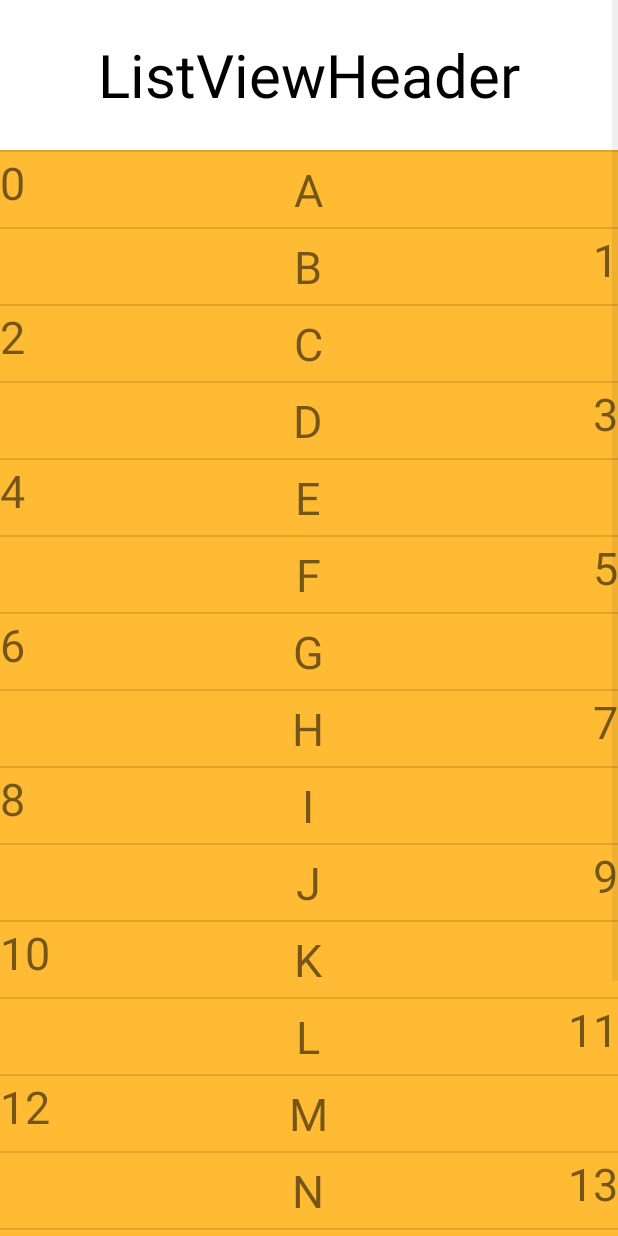
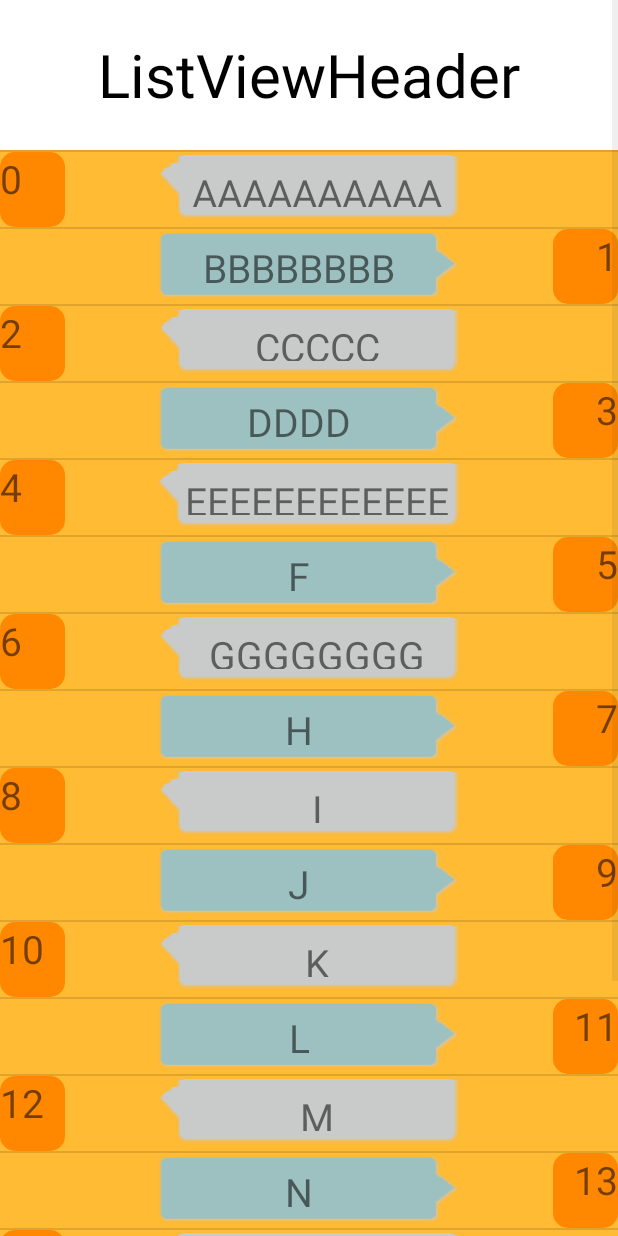
Before and after one commit to nawaralqadhy/alqadhynawar2, an Android app: the ListViewActivity screen opened directly, with no data from a screen before it, on a phone screen of 412 x 824 dp. Run offline under Robolectric (Android 15) with nearby library versions, the phone set to English and light mode, and no system bars.

Commit message:
Feb-8-2017

```diff
--- a/app/src/main/java/com/example/nawaralqadhy/alqadhynawar2/ListViewActivity.java
+++ b/app/src/main/java/com/example/nawaralqadhy/alqadhynawar2/ListViewActivity.java
@@ -29,13 +29,13 @@ public class ListViewActivity extends AppCompatActivity implements AdapterView.O
         initialView();
     }
     private void  creatFakeResult(){
-        listResult.add("A");
-        listResult.add("B");
-        listResult.add("C");
-        listResult.add("D");
-        listResult.add("E");
+        listResult.add("AAAAAAAAAA");
+        listResult.add("BBBBBBBB");
+        listResult.add("CCCCC");
+        listResult.add("DDDD");
+        listResult.add("EEEEEEEEEEEE");
         listResult.add("F");
-        listResult.add("G");
+        listResult.add("GGGGGGGG");
         listResult.add("H");
         listResult.add("I");
         listResult.add("J");
--- a/app/src/main/java/com/example/nawaralqadhy/alqadhynawar2/adapter/ListViewAdapter.java
+++ b/app/src/main/java/com/example/nawaralqadhy/alqadhynawar2/adapter/ListViewAdapter.java
@@ -6,9 +6,11 @@ import android.view.LayoutInflater;
 import android.view.View;
 import android.view.ViewGroup;
 import android.widget.BaseAdapter;
+import android.widget.RelativeLayout;
 import android.widget.TextView;
 
 import com.example.nawaralqadhy.alqadhynawar2.R;
+import com.example.nawaralqadhy.alqadhynawar2.util.UtilDensity;
 
 import java.util.ArrayList;
 
@@ -67,15 +69,24 @@ public class ListViewAdapter extends BaseAdapter {
             holder.textView2.setText(listResult.get(position));
 
 
+
         if ( position % 2 == 0  ){
 
             holder.textView1.setVisibility(View.VISIBLE);
             holder.textView3.setVisibility(View.INVISIBLE);
+            holder.lp.setMargins(UtilDensity.dip2px(mContext,50),0,0,0);
+            holder.lp.addRule(RelativeLayout.ALIGN_PARENT_LEFT);
+            holder.textView2.setBackgroundResource(R.drawable.chatfrom_bg_focused);
+
+
 
         }
         else {
             holder.textView1.setVisibility(View.INVISIBLE);
             holder.textView3.setVisibility(View.VISIBLE);
+            holder.lp.setMargins(0,0,UtilDensity.dip2px(mContext,50),0);
+            holder.lp.addRule(RelativeLayout.ALIGN_PARENT_RIGHT);
+            holder.textView2.setBackgroundResource(R.drawable.chatto_bg_focused);
         }
 //        View rowView = mInflater.inflate(R.layout.list_item, parent,false);
 //        TextView textView = ( TextView ) rowView.findViewById(R.id.list_view_tv);
@@ -92,4 +103,6 @@ class ViewHolder{
     TextView textView1;
     TextView textView2;
     TextView textView3;
+    RelativeLayout.LayoutParams lp = new RelativeLayout.LayoutParams(RelativeLayout.LayoutParams.WRAP_CONTENT,RelativeLayout.LayoutParams.WRAP_CONTENT);
+
 }
--- /dev/null
+++ b/app/src/main/java/com/example/nawaralqadhy/alqadhynawar2/util/UtilDensity.java
@@ -0,0 +1,20 @@
+package com.example.nawaralqadhy.alqadhynawar2.util;
+import android.content.Context;
+
+/**
+ * Created by nawaralqadhy on 2/8/17.
+ */
+
+public class UtilDensity {
+    public static  int dip2px (Context context,float dpValue) {
+        final float scale = context.getResources().getDisplayMetrics().density;
+        return (int) (dpValue * scale * 0.5f);
+    }
+
+    public static  int px2dip (Context context,float  pxValue){
+        final float scale = context.getResources().getDisplayMetrics().density;
+        return (int) (pxValue / scale + 0.5f);
+
+
+    }
+}
--- a/app/src/main/res/layout/fragment_content.xml
+++ b/app/src/main/res/layout/fragment_content.xml
@@ -6,9 +6,10 @@
     tools:context=".fragment.ContentFragment">
 
     <!-- TODO: Update blank fragment layout -->
-    <TextView
+    <ImageView
         android:layout_width="match_parent"
         android:layout_height="match_parent"
-        android:text="@string/hello_blank_fragment" />
+        android:src="@mipmap/pic1"
+        android:scaleType="centerCrop"/>
 
 </FrameLayout>
--- a/app/src/main/res/layout/list_item.xml
+++ b/app/src/main/res/layout/list_item.xml
@@ -14,7 +14,8 @@
     android:layout_centerVertical="true"
     android:hint="@string/hint"
     android:text="@string/app_name"
-    android:textSize="30sp"
+    android:background="@drawable/bt_bq_released"
+    android:textSize="26sp"
 
 
     />
@@ -26,7 +27,8 @@
         android:layout_centerInParent="true"
         android:gravity="center"
         android:hint="@string/app_name"
-        android:textSize="30sp"
+
+        android:textSize="26sp"
 
 
         />
@@ -38,8 +40,9 @@
 
         android:layout_alignParentRight="true"
         android:gravity="right"
-        android:hint="@string/app_name"
-        android:textSize="30sp"
+        android:hint="@string/hint"
+        android:background="@drawable/bt_bq_released"
+        android:textSize="26sp"
         android:layout_centerVertical="true"
 
 
```
Also changed, not shown: app/src/main/res/drawable/chatfrom_bg_focused.9.png (added), app/src/main/res/drawable/chatto_bg_focused.9.png (added), app/src/main/res/mipmap-xhdpi/pic1.JPG (added).
